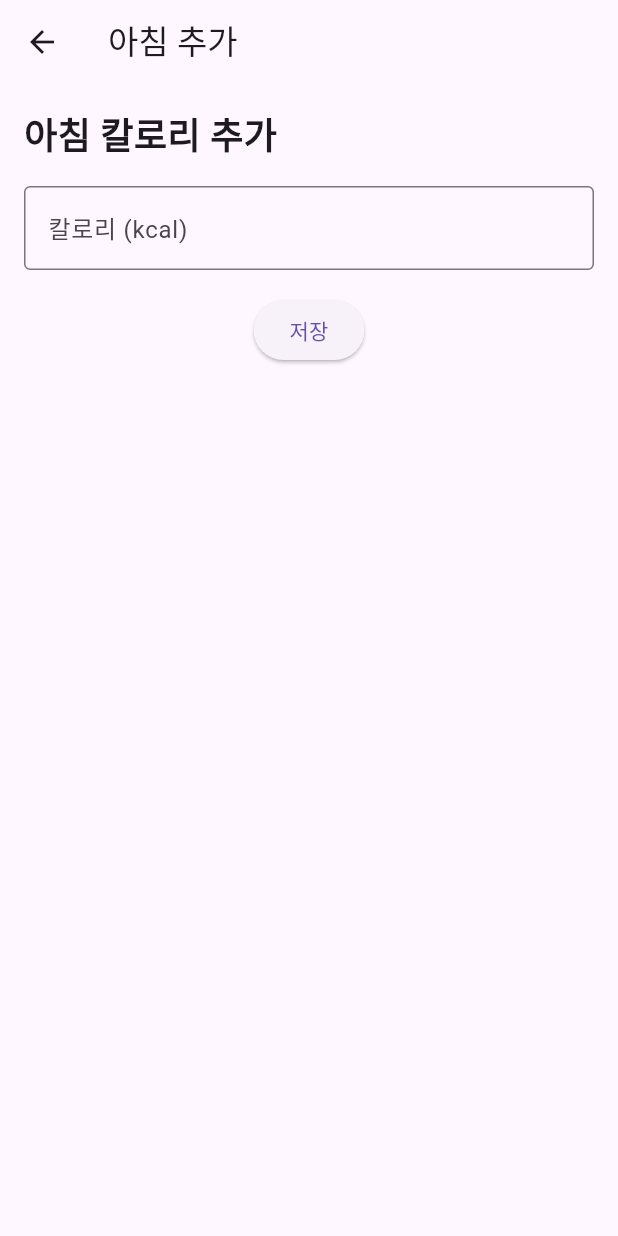
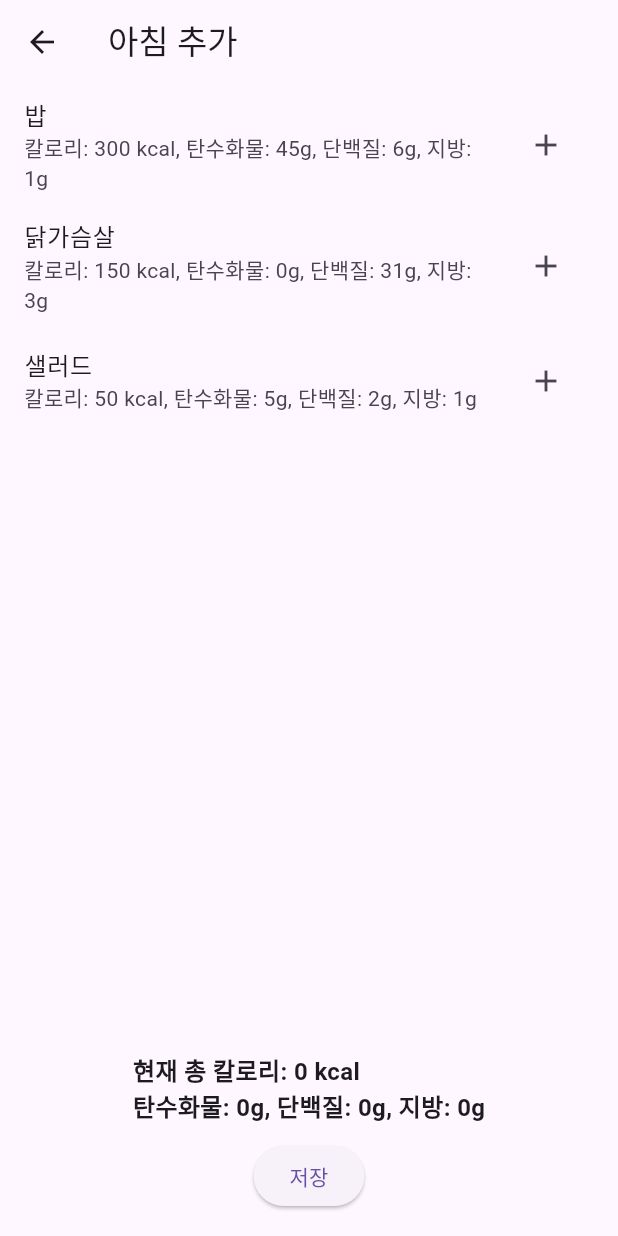
Before and after one commit to hhyyzznnn/Healthy, a Flutter app: the screen it shows after launch, item 3 of the bottom bar chosen, after a tap on "추가", on a phone screen of 412 x 824 dp. Run offline on Flutter 3.47's test engine with Material 3 defaults, Android fonts, the phone set to English and light mode, and no system bars; our stand-ins replace shared_preferences.

Commit message:
[Feat] 설정 페이지, 식단 페이지 기능 구체화

```diff
--- a/lib/presentation/screens/diet.dart
+++ b/lib/presentation/screens/diet.dart
@@ -10,24 +10,49 @@ class DietScreen extends StatefulWidget {
 }
 
 class _DietScreenState extends State<DietScreen> {
-  Map<String, int> mealCalories = {
-    "아침": 0,
-    "점심": 0,
-    "저녁": 0,
-    "간식": 0,
+  // 각 식사의 총 칼로리 및 탄수화물, 단백질, 지방 정보 저장
+  Map<String, Map<String, int>> mealNutrition = {
+    "아침": {"calories": 0, "carbs": 0, "protein": 0, "fat": 0},
+    "점심": {"calories": 0, "carbs": 0, "protein": 0, "fat": 0},
+    "저녁": {"calories": 0, "carbs": 0, "protein": 0, "fat": 0},
+    "간식": {"calories": 0, "carbs": 0, "protein": 0, "fat": 0},
   };
 
-  void updateMealCalories(String mealType, int calories) {
+  void updateMealNutrition(String mealType, Map<String, int> nutrition) {
     setState(() {
-      mealCalories[mealType] = calories;
+      mealNutrition[mealType] = nutrition;
     });
+  }
+
+  // 전체 총 칼로리와 영양소를 계산하는 함수
+  Map<String, int> getTotalNutrition() {
+    int totalCalories = 0;
+    int totalCarbs = 0;
+    int totalProtein = 0;
+    int totalFat = 0;
+
+    mealNutrition.values.forEach((nutrition) {
+      totalCalories += nutrition["calories"]!;
+      totalCarbs += nutrition["carbs"]!;
+      totalProtein += nutrition["protein"]!;
+      totalFat += nutrition["fat"]!;
+    });
+
+    return {
+      "calories": totalCalories,
+      "carbs": totalCarbs,
+      "protein": totalProtein,
+      "fat": totalFat,
+    };
   }
 
   @override
   Widget build(BuildContext context) {
+    Map<String, int> totalNutrition = getTotalNutrition();
+
     return Scaffold(
       appBar: buildAppBar(title: '식단'),
-      body: Padding(
+      body: SingleChildScrollView(
         padding: const EdgeInsets.all(16.0),
         child: Column(
           crossAxisAlignment: CrossAxisAlignment.start,
@@ -37,16 +62,45 @@ class _DietScreenState extends State<DietScreen> {
               style: TextStyle(fontSize: 24, fontWeight: FontWeight.bold),
             ),
             const SizedBox(height: 16),
-            ...mealCalories.entries.map((entry) {
+            // 총 칼로리 및 영양소 요약
+            Card(
+              color: Colors.grey[200],
+              elevation: 2,
+              child: Padding(
+                padding: const EdgeInsets.all(16.0),
+                child: Column(
+                  crossAxisAlignment: CrossAxisAlignment.start,
+                  children: [
+                    Text(
+                      "총 칼로리: ${totalNutrition["calories"]} kcal",
+                      style: const TextStyle(fontSize: 18, fontWeight: FontWeight.bold),
+                    ),
+                    const SizedBox(height: 8),
+                    Text(
+                      "탄수화물: ${totalNutrition["carbs"]}g, "
+                          "단백질: ${totalNutrition["protein"]}g, "
+                          "지방: ${totalNutrition["fat"]}g",
+                      style: const TextStyle(fontSize: 16),
+                    ),
+                  ],
+                ),
+              ),
+            ),
+            const SizedBox(height: 16),
+            // 각 식사별 카드
+            ...mealNutrition.entries.map((entry) {
               String mealType = entry.key;
-              int calories = entry.value;
+              Map<String, int> nutrition = entry.value;
               return Card(
                 elevation: 2,
                 margin: const EdgeInsets.symmetric(vertical: 8.0),
                 child: ListTile(
                   title: Text(mealType, style: const TextStyle(fontSize: 20)),
                   subtitle: Text(
-                    calories > 0 ? "총 칼로리: $calories kcal" : "칼로리 정보 없음",
+                    nutrition["calories"]! > 0
+                        ? "총 칼로리: ${nutrition["calories"]} kcal\n"
+                        "탄수화물: ${nutrition["carbs"]}g, 단백질: ${nutrition["protein"]}g, 지방: ${nutrition["fat"]}g"
+                        : "영양 정보 없음",
                     style: const TextStyle(fontSize: 16),
                   ),
                   trailing: ElevatedButton(
@@ -54,13 +108,12 @@ class _DietScreenState extends State<DietScreen> {
                       final result = await Navigator.push(
                         context,
                         MaterialPageRoute(
-                          builder: (context) =>
-                              AddMealScreen(mealType: mealType),
+                          builder: (context) => AddMealScreen(mealType: mealType),
                         ),
                       );
 
-                      if (result != null) {
-                        updateMealCalories(mealType, result);
+                      if (result != null && result is Map<String, int>) {
+                        updateMealNutrition(mealType, result);
                       }
                     },
                     child: const Text("추가"),
--- a/lib/presentation/screens/diet/add_meal.dart
+++ b/lib/presentation/screens/diet/add_meal.dart
@@ -1,48 +1,85 @@
 import 'package:flutter/material.dart';
 
-class AddMealScreen extends StatelessWidget {
+class AddMealScreen extends StatefulWidget {
   final String mealType;
-  final TextEditingController calorieController = TextEditingController();
 
-  AddMealScreen({super.key, required this.mealType});
+  const AddMealScreen({super.key, required this.mealType});
+
+  @override
+  State<AddMealScreen> createState() => _AddMealScreenState();
+}
+
+class _AddMealScreenState extends State<AddMealScreen> {
+  Map<String, int> nutritionTotals = {"calories": 0, "carbs": 0, "protein": 0, "fat": 0};
+
+  // 예제 음식 데이터 (각 음식의 칼로리, 탄수화물, 단백질, 지방)
+  final List<Map<String, dynamic>> foodItems = [
+    {"name": "밥", "calories": 300, "carbs": 45, "protein": 6, "fat": 1},
+    {"name": "닭가슴살", "calories": 150, "carbs": 0, "protein": 31, "fat": 3},
+    {"name": "샐러드", "calories": 50, "carbs": 5, "protein": 2, "fat": 1},
+    // 추가 음식 데이터를 여기에 추가할 수 있습니다
+  ];
+
+  void addFoodNutrition(Map<String, int> foodNutrition) {
+    setState(() {
+      nutritionTotals["calories"] = (nutritionTotals["calories"] ?? 0) + foodNutrition["calories"]!;
+      nutritionTotals["carbs"] = (nutritionTotals["carbs"] ?? 0) + foodNutrition["carbs"]!;
+      nutritionTotals["protein"] = (nutritionTotals["protein"] ?? 0) + foodNutrition["protein"]!;
+      nutritionTotals["fat"] = (nutritionTotals["fat"] ?? 0) + foodNutrition["fat"]!;
+    });
+  }
 
   @override
   Widget build(BuildContext context) {
     return Scaffold(
-      appBar: AppBar(title: Text("$mealType 추가")),
-      body: Padding(
+      appBar: AppBar(title: Text('${widget.mealType} 추가')),
+      body: Column(
+        children: [
+          Expanded(
+            child: ListView.builder(
+              itemCount: foodItems.length,
+              itemBuilder: (context, index) {
+                final food = foodItems[index];
+                return ListTile(
+                  title: Text(food["name"]),
+                  subtitle: Text(
+                      '칼로리: ${food["calories"]} kcal, 탄수화물: ${food["carbs"]}g, 단백질: ${food["protein"]}g, 지방: ${food["fat"]}g'),
+                  trailing: IconButton(
+                    icon: const Icon(Icons.add),
+                    onPressed: () {
+                      addFoodNutrition({
+                        "calories": food["calories"],
+                        "carbs": food["carbs"],
+                        "protein": food["protein"],
+                        "fat": food["fat"],
+                      });
+                    },
+                  ),
+                );
+              },
+            ),
+          ),
+          Padding(
             padding: const EdgeInsets.all(16.0),
             child: Column(
-          crossAxisAlignment: CrossAxisAlignment.start,
               children: [
                 Text(
-              "$mealType 칼로리 추가",
-              style: const TextStyle(fontSize: 24, fontWeight: FontWeight.bold),
+                  '현재 총 칼로리: ${nutritionTotals["calories"]} kcal\n'
+                      '탄수화물: ${nutritionTotals["carbs"]}g, 단백질: ${nutritionTotals["protein"]}g, 지방: ${nutritionTotals["fat"]}g',
+                  style: const TextStyle(fontSize: 16, fontWeight: FontWeight.bold),
                 ),
-            const SizedBox(height: 16),
-            TextField(
-              controller: calorieController,
-              keyboardType: TextInputType.number,
-              decoration: const InputDecoration(
-                labelText: "칼로리 (kcal)",
-                border: OutlineInputBorder(),
-              ),
-            ),
-            const SizedBox(height: 16),
-            Center(
-              child: ElevatedButton(
+                const SizedBox(height: 10),
+                ElevatedButton(
                   onPressed: () {
-                  if (calorieController.text.isNotEmpty) {
-                    final calories = int.parse(calorieController.text);
-                    Navigator.pop(context, calories);
-                  }
+                    Navigator.pop(context, nutritionTotals);
                   },
                   child: const Text("저장"),
+                ),
+              ],
             ),
           ),
         ],
       ),
-      ),
     );
   }
 }
```
Also changed, not shown: lib/presentation/screens/profile.dart (+21 -15 lines), lib/presentation/screens/setting.dart (+27 -27 lines). Lines whose indentation alone changed are shown as unchanged.
